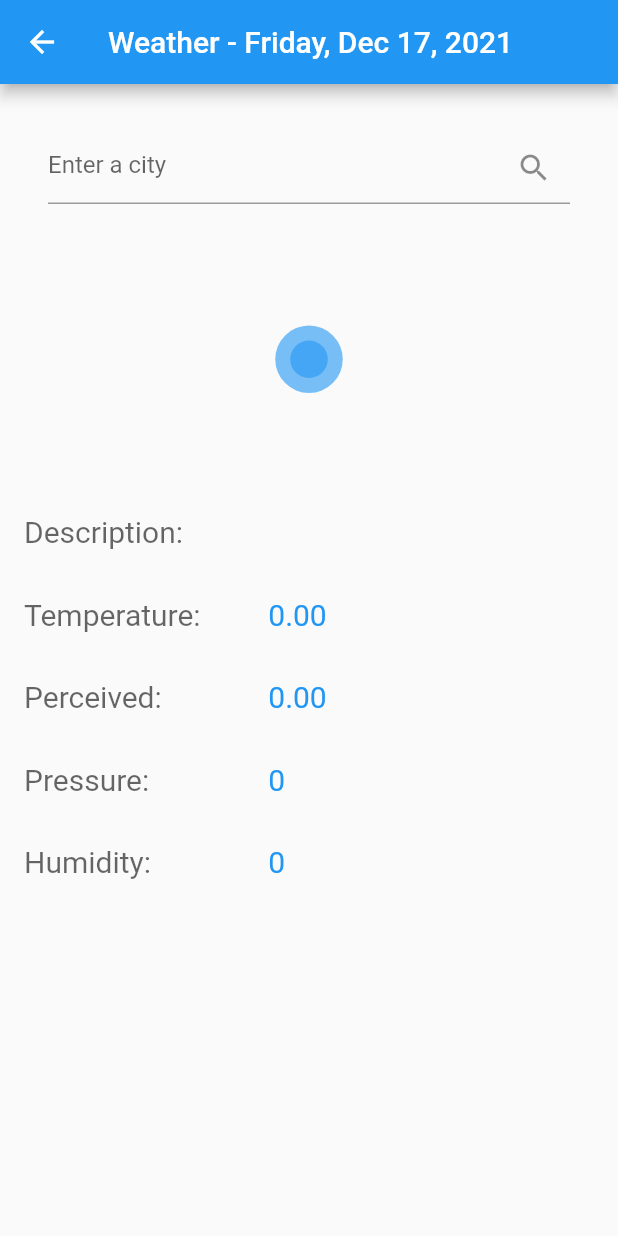
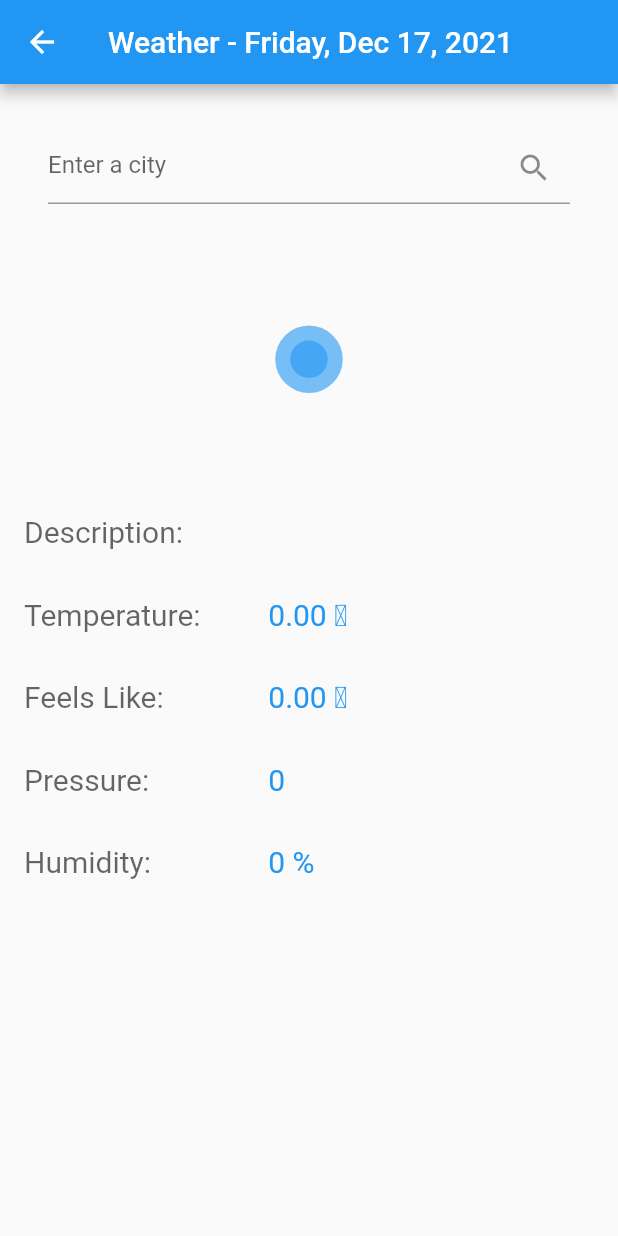
Before and after one commit to mguppy/flutter-practice, a Flutter app: the WeatherScreen screen opened directly, on a phone screen of 412 x 824 dp. Run offline on Flutter 3.47's test engine with Material 2 defaults, Android fonts, the phone set to English and light mode, and no system bars; our stand-ins replace flutter_spinkit.

Commit message:
formatted temps

```diff
--- a/lib/screens/weather_screen.dart
+++ b/lib/screens/weather_screen.dart
@@ -7,7 +7,6 @@ import '../data/weather.dart';
 import 'package:flutter_spinkit/flutter_spinkit.dart';
 
 var date = DateTime.now();
-// DateTime date = new DateTime(now.year, now.month, now.day);
 String dateFormat = DateFormat('EEEE, MMM d, yyyy').format(date);
 
 const spinkit = SpinKitRotatingCircle(
@@ -41,23 +40,16 @@ class _WeatherScreenState extends State<WeatherScreen> {
                         hintText: 'Enter a city',
                         suffixIcon: IconButton(
                             icon: Icon(Icons.search), onPressed: getData)))),
-            // weatherRow('Place: ', result.name),
             Stack(alignment: Alignment.center, children: <Widget>[
               result.icon == '' ? spinkit : Image.network('https://openweathermap.org/img/wn/${result.icon}@2x.png'),
-              // Image.network('https://openweathermap.org/img/wn/${result.icon}@2x.png'),
-              // spinkit,
-              // FadeInImage(
-              //     placeholder: spinkit,
-              //     image:
-              //         'https://openweathermap.org/img/wn/${result.icon}@2x.png'),
               Text(result.name,
-                  style: TextStyle(height: 5, fontSize: 35, color: Colors.blue))
+                  style: TextStyle(height: 5, fontSize: 35, color: Colors.blue)),
             ]),
             weatherRow('Description: ', result.description),
-            weatherRow('Temperature: ', result.temperature.toStringAsFixed(2)),
-            weatherRow('Perceived: ', result.perceived.toStringAsFixed(2)),
+            weatherRow('Temperature: ', result.temperature.toStringAsFixed(2) + ' ℉'),
+            weatherRow('Feels Like: ', result.perceived.toStringAsFixed(2) + ' ℉'),
             weatherRow('Pressure: ', result.pressure.toString()),
-            weatherRow('Humidity: ', result.humidity.toString()),
+            weatherRow('Humidity: ', result.humidity.toString() + ' %'),
 
             // weatherRow('Icon: ', fivedayresult.icon)
           ]),
```
Also changed, not shown: lib/data/forecast.dart (+24 -5 lines), 5 other files.
